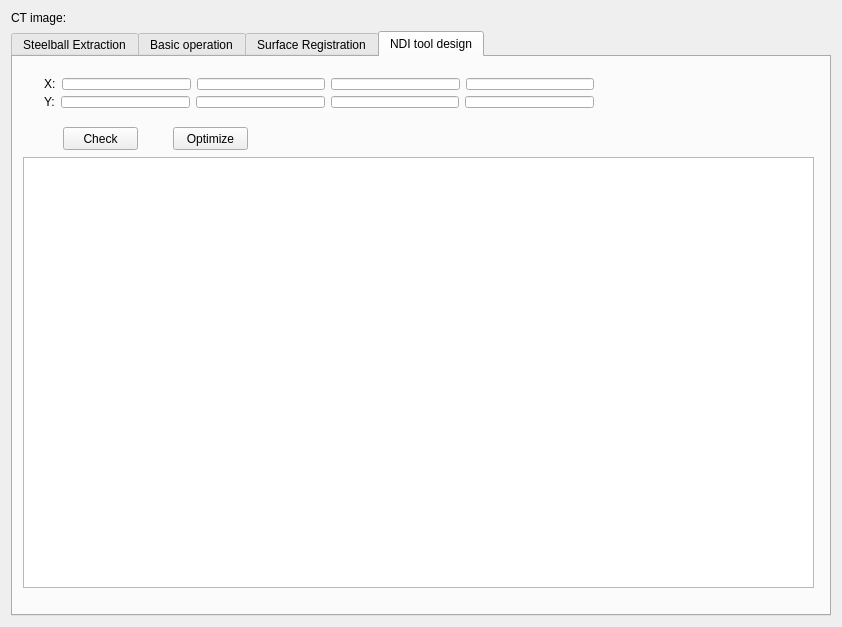
Before: the Qt Designer form Plugins/org.mitk.lancet.spinectregistration/src/internal/SpineCTRegistrationControls.ui in zhaomengxiao/LancetMITK-Adition, drawn with Qt 5.
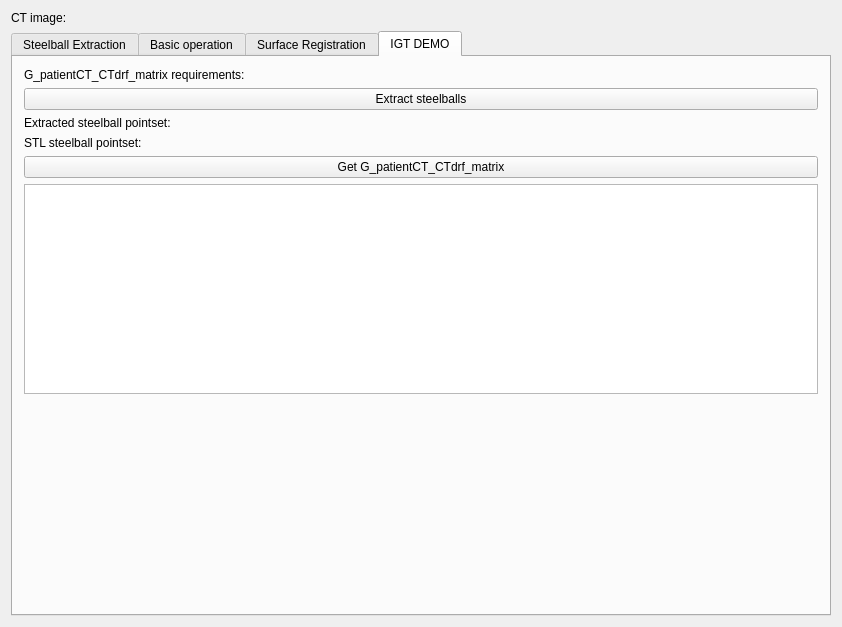
After: the same form once the commit is applied. The open tabs and pages were chosen to show the change. Custom widgets are drawn as their Qt base class.

Commit message:
PatientCT and CtDrf connection
display the patient CT in the coordinate system of the CT DRF

Patch:
```diff
--- a/Plugins/org.mitk.lancet.spinectregistration/src/internal/SpineCTRegistrationControls.ui
+++ b/Plugins/org.mitk.lancet.spinectregistration/src/internal/SpineCTRegistrationControls.ui
@@ -704,102 +704,83 @@
      </widget>
      <widget class="QWidget" name="tab_4">
       <attribute name="title">
-       <string>NDI tool design</string>
+       <string>IGT DEMO</string>
       </attribute>
-      <widget class="QPushButton" name="pushButton_checkNDI">
-       <property name="geometry">
-        <rect>
-         <x>50</x>
-         <y>70</y>
-         <width>75</width>
-         <height>23</height>
-        </rect>
-       </property>
+      <layout class="QGridLayout" name="gridLayout_3">
+       <item row="0" column="0">
+        <widget class="QLabel" name="label_19">
        <property name="text">
-        <string>Check</string>
-       </property>
-      </widget>
-      <widget class="QTextBrowser" name="textBrowser_checkNDI">
-       <property name="geometry">
-        <rect>
-         <x>10</x>
-         <y>100</y>
-         <width>791</width>
-         <height>431</height>
-        </rect>
-       </property>
-      </widget>
-      <widget class="QPushButton" name="pushButton_OptimizeTool">
-       <property name="geometry">
-        <rect>
-         <x>160</x>
-         <y>70</y>
-         <width>75</width>
-         <height>23</height>
-        </rect>
-       </property>
+          <string>G_patientCT_CTdrf_matrix requirements:</string>
+         </property>
+        </widget>
+       </item>
+       <item row="1" column="0">
+        <widget class="QPushButton" name="pushButton_DEMO_extractballs">
        <property name="text">
-        <string>Optimize</string>
-       </property>
-      </widget>
-      <widget class="QWidget" name="">
-       <property name="geometry">
-        <rect>
-         <x>20</x>
-         <y>10</y>
-         <width>572</width>
-         <height>52</height>
-        </rect>
-       </property>
-       <layout class="QVBoxLayout" name="verticalLayout">
-        <item>
+          <string>Extract steelballs</string>
+         </property>
+        </widget>
+       </item>
+       <item row="2" column="0">
          <layout class="QHBoxLayout" name="horizontalLayout_10">
           <item>
            <widget class="QLabel" name="label_17">
             <property name="text">
-             <string>X:</string>
+            <string>Extracted steelball pointset:</string>
             </property>
            </widget>
           </item>
           <item>
-           <widget class="QLineEdit" name="lineEdit_pX_0"/>
-          </item>
-          <item>
-           <widget class="QLineEdit" name="lineEdit_pX_1"/>
-          </item>
-          <item>
-           <widget class="QLineEdit" name="lineEdit_pX_2"/>
-          </item>
-          <item>
-           <widget class="QLineEdit" name="lineEdit_pX_3"/>
+          <widget class="QmitkSingleNodeSelectionWidget" name="mitkNodeSelectWidget_DEMO_Pointset_extractedballs" native="true">
+           <property name="enabled">
+            <bool>true</bool>
+           </property>
+          </widget>
           </item>
          </layout>
         </item>
-        <item>
+       <item row="3" column="0">
          <layout class="QHBoxLayout" name="horizontalLayout_11">
           <item>
            <widget class="QLabel" name="label_18">
             <property name="text">
-             <string>Y:</string>
+            <string>STL steelball pointset:</string>
             </property>
            </widget>
           </item>
           <item>
-           <widget class="QLineEdit" name="lineEdit_pY_0"/>
-          </item>
-          <item>
-           <widget class="QLineEdit" name="lineEdit_pY_1"/>
-          </item>
-          <item>
-           <widget class="QLineEdit" name="lineEdit_pY_2"/>
-          </item>
-          <item>
-           <widget class="QLineEdit" name="lineEdit_pY_3"/>
-          </item>
-         </layout>
-        </item>
-       </layout>
-      </widget>
+          <widget class="QmitkSingleNodeSelectionWidget" name="mitkNodeSelectWidget_DEMO_Pointset_stlballs" native="true">
+           <property name="enabled">
+            <bool>true</bool>
+           </property>
+          </widget>
+         </item>
+        </layout>
+       </item>
+       <item row="6" column="0">
+        <spacer name="verticalSpacer_2">
+         <property name="orientation">
+          <enum>Qt::Vertical</enum>
+         </property>
+         <property name="sizeHint" stdset="0">
+          <size>
+           <width>20</width>
+           <height>40</height>
+          </size>
+         </property>
+        </spacer>
+       </item>
+       <item row="4" column="0">
+        <widget class="QPushButton" name="pushButton_DEMO_registration">
+         <property name="text">
+          <string>Get G_patientCT_CTdrf_matrix</string>
+         </property>
+        </widget>
+       </item>
+       <item row="5" column="0">
+        <widget class="QTextBrowser" name="textBrowser_DEMOigt"/>
+       </item>
+      </layout>
      </widget>
     </widget>
    </item>
```
Left out of the diff: 8 changed lines with no effect on the pictures. Lines whose indentation alone changed are shown as unchanged. The commit also changes 5 other files.
